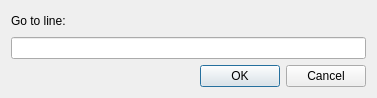
First picture: the form in src/GoToDialog.ui, repository Zeex/qawno, before the edit.
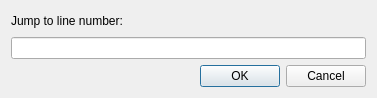
Second picture: the form after the edit.

Commit message: Update dialog titles

```diff
--- a/src/GoToDialog.ui
+++ b/src/GoToDialog.ui
@@ -17,7 +17,7 @@
    <item>
     <widget class="QLabel" name="label">
      <property name="text">
-      <string>Go to line:</string>
+      <string>Jump to line number:</string>
      </property>
     </widget>
    </item>
```
Left out of the diff: 2 changed lines with no effect on the pictures. The commit also changes 5 other files.
